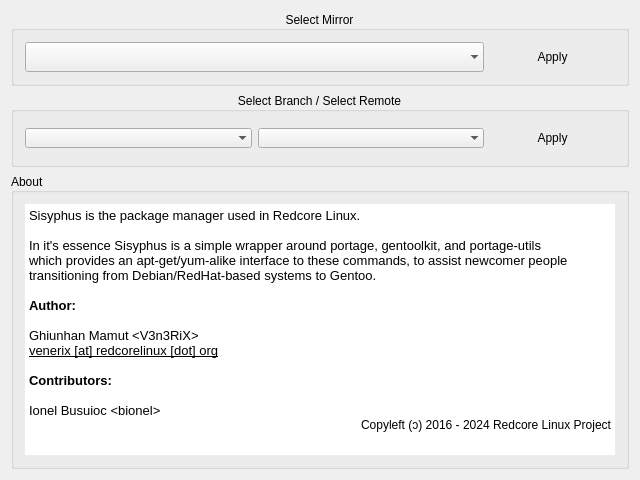
This is src/frontend/gui/ui/settings.ui in redcorelinux/sisyphus as Qt 5 draws it before an edit. The edited form follows.
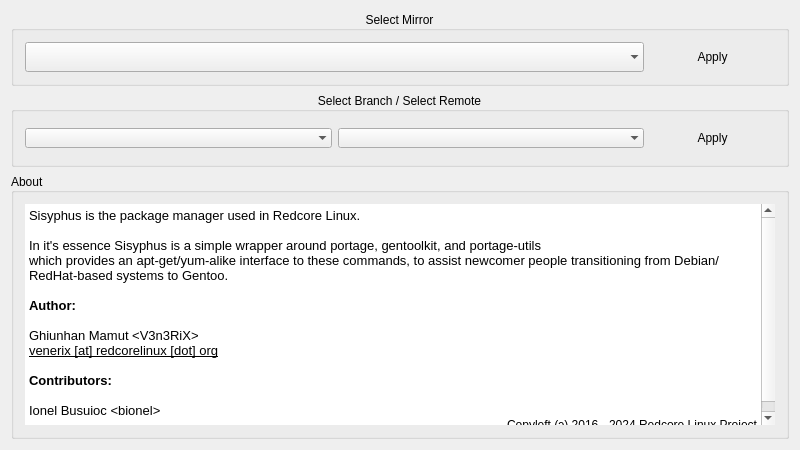
This is the edited form. Icons and pictures are not drawn.

Commit message: gui : make mirror selection work with the new API

The edit to the form file:
```diff
--- a/src/frontend/gui/ui/settings.ui
+++ b/src/frontend/gui/ui/settings.ui
@@ -6,20 +6,20 @@
    <rect>
     <x>0</x>
     <y>0</y>
-    <width>640</width>
-    <height>480</height>
+    <width>800</width>
+    <height>450</height>
    </rect>
   </property>
   <property name="minimumSize">
    <size>
-    <width>640</width>
-    <height>480</height>
+    <width>800</width>
+    <height>450</height>
    </size>
   </property>
   <property name="maximumSize">
    <size>
-    <width>640</width>
-    <height>480</height>
+    <width>800</width>
+    <height>450</height>
    </size>
   </property>
   <property name="windowTitle">
```
The commit also changes 2 other files.
